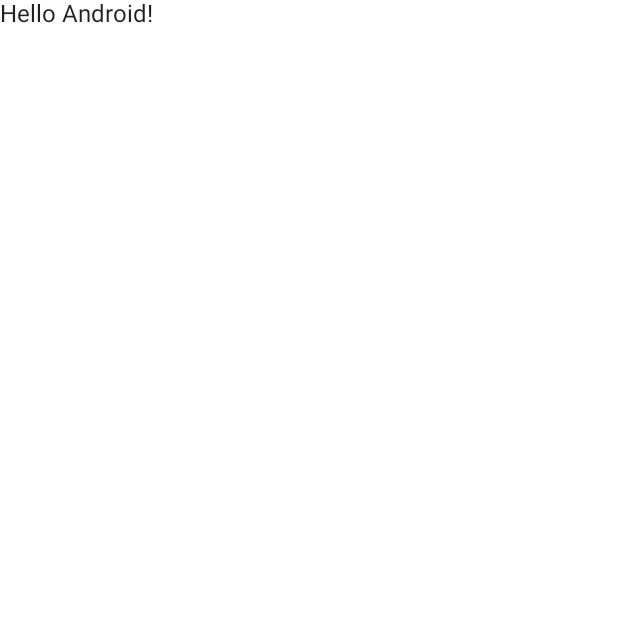
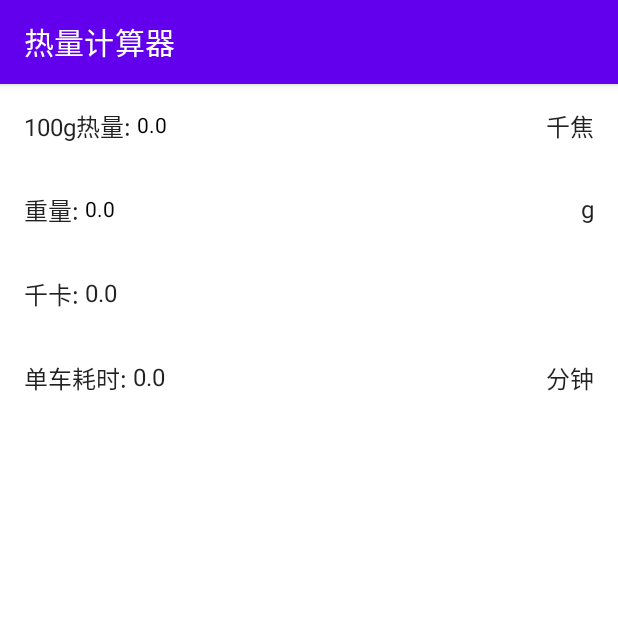
Before and after one commit to PengleiYu/Health, an Android app built with Jetpack Compose: the screen it shows after launch (MainActivity), on a phone screen of 412 x 824 dp, the top half of it. Before the commit the part shown is almost empty. Run offline under Robolectric (Android 15) with nearby library versions, the phone set to English and light mode, and no system bars.

Commit message:
热量计算一期

```diff
--- a/app/src/main/java/com/utopia/health/MainActivity.kt
+++ b/app/src/main/java/com/utopia/health/MainActivity.kt
@@ -1,15 +1,19 @@
 package com.utopia.health
 
 import android.os.Bundle
+import android.util.Log
 import androidx.activity.ComponentActivity
 import androidx.activity.compose.setContent
-import androidx.compose.foundation.layout.fillMaxSize
-import androidx.compose.material.MaterialTheme
-import androidx.compose.material.Surface
-import androidx.compose.material.Text
-import androidx.compose.runtime.Composable
+import androidx.compose.foundation.layout.*
+import androidx.compose.foundation.text.BasicTextField
+import androidx.compose.foundation.text.KeyboardOptions
+import androidx.compose.material.*
+import androidx.compose.runtime.*
+import androidx.compose.ui.Alignment
 import androidx.compose.ui.Modifier
+import androidx.compose.ui.text.input.KeyboardType
 import androidx.compose.ui.tooling.preview.Preview
+import androidx.compose.ui.unit.dp
 import com.utopia.health.ui.theme.HealthTheme
 
 class MainActivity : ComponentActivity() {
@@ -18,11 +22,20 @@ class MainActivity : ComponentActivity() {
         setContent {
             HealthTheme {
                 // A surface container using the 'background' color from the theme
-                Surface(
-                    modifier = Modifier.fillMaxSize(),
-                    color = MaterialTheme.colors.background
-                ) {
-                    Greeting("Android")
+//                Surface(
+//                    modifier = Modifier.fillMaxSize(),
+//                    color = MaterialTheme.colors.background
+//                ) {
+//                    CalculateContent()
+//                }
+                Scaffold(topBar = {
+                    TopAppBar(
+                        title = { Text(text = "热量计算器") }
+                    )
+                }) {
+                    Box(modifier = Modifier.padding(it)) {
+                        CalculateContent()
+                    }
                 }
             }
         }
@@ -34,10 +47,76 @@ fun Greeting(name: String) {
     Text(text = "Hello $name!")
 }
 
+private const val TAG = "MainActivity"
+
+@Composable
+fun CalculateContent() {
+    Column {
+        var kJ by remember { mutableStateOf(0f) }
+        var weight by remember { mutableStateOf(0f) }
+        LabelLine(
+            label = "100g热量",
+            count = 0f,
+            tail = "千焦",
+            onValueChange = { kJ = it.toFloatOrNull() ?: 0f })
+
+        val kK = kJ * weight / 100f * 0.238846f
+        val minutes = kK / 10f
+
+        Log.d(TAG, "CalContent: kK=$kK, minutes=$minutes")
+        LabelLine(
+            label = "重量",
+            count = 0f,
+            tail = "g",
+            onValueChange = { weight = it.toFloatOrNull() ?: 0f })
+        LabelLine(label = "千卡", count = kK, tail = "")
+        LabelLine(label = "单车耗时", count = minutes, tail = "分钟")
+    }
+}
+
+@Composable
+fun LabelLine(
+    label: String,
+    count: Float,
+    tail: String,
+    onValueChange: ((String) -> Unit)? = null,
+) {
+    Row(
+        modifier = Modifier.padding(16.dp),
+        verticalAlignment = Alignment.CenterVertically,
+    ) {
+        Text(text = "$label:")
+        if (onValueChange != null) {
+            var value by remember { mutableStateOf("$count") }
+            BasicTextField(
+                keyboardOptions = KeyboardOptions(keyboardType = KeyboardType.Decimal),
+                value = value,
+                onValueChange = {
+                    value = it
+                    onValueChange(value)
+                },
+
+                modifier = Modifier
+                    .weight(1f)
+                    .padding(horizontal = 4.dp),
+//                .background(Color.White)
+            )
+        } else {
+            Text(
+                text = "$count",
+                modifier = Modifier
+                    .weight(1f)
+                    .padding(horizontal = 4.dp)
+            )
+        }
+        Text(text = tail)
+    }
+}
+
 @Preview(showBackground = true)
 @Composable
 fun DefaultPreview() {
     HealthTheme {
-        Greeting("Android")
+        CalculateContent()
     }
 }
```
